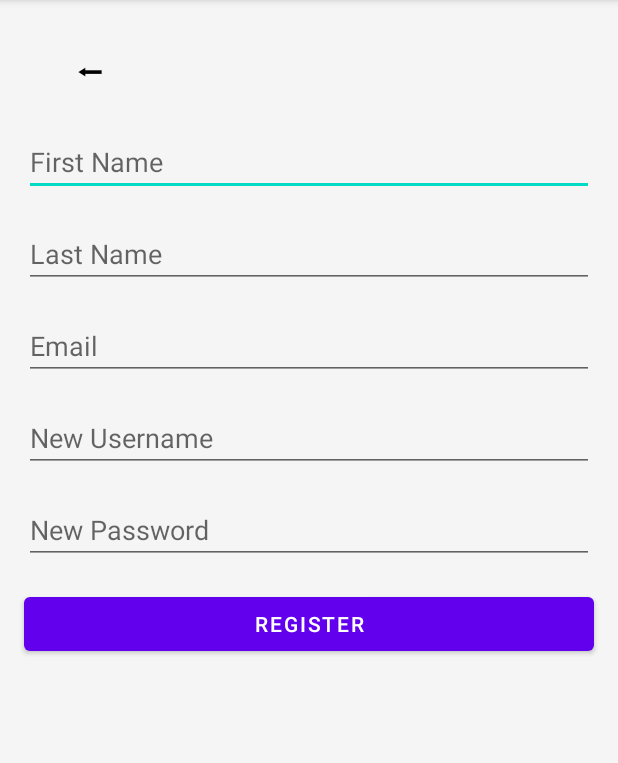
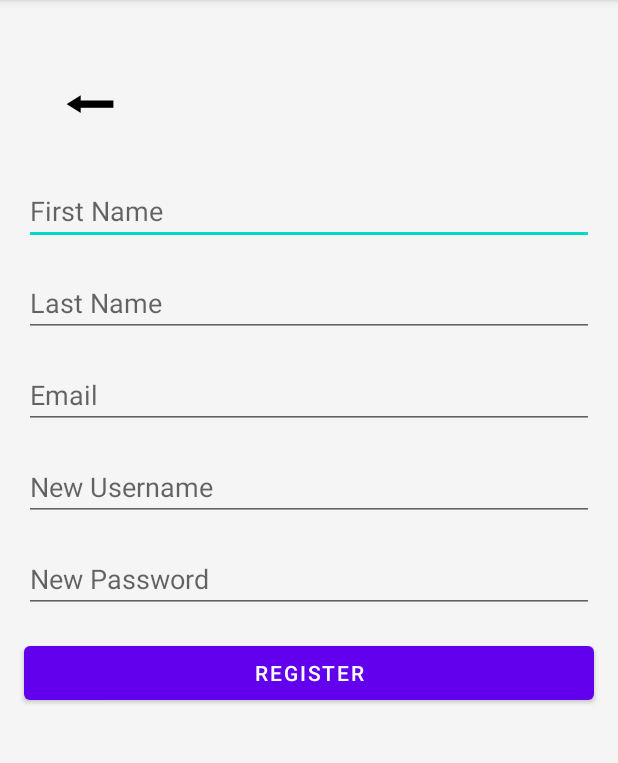
Before and after one commit to Saugat1017/Fitness-Tracker, an Android app: the RegisterActivity screen opened directly, with no data from a screen before it, on a phone screen of 412 x 824 dp, the part 84-847 px from its top. Run offline under Robolectric (Android 15) with nearby library versions, the phone set to English and light mode, and no system bars.

Commit message:
Add goal register

```diff
--- a/app/src/main/AndroidManifest.xml
+++ b/app/src/main/AndroidManifest.xml
@@ -41,6 +41,11 @@
             android:exported="true"
             android:label="@string/app_name"
             android:theme="@style/Theme.MyFitnessTracker.NoActionBar" />
+        <activity
+            android:name=".SetGoalRegistrationActivity"
+            android:exported="true"
+            android:label="@string/app_name"
+            android:theme="@style/Theme.MyFitnessTracker.NoActionBar" />
 
         <!-- Additional metadata -->
         <meta-data
--- a/app/src/main/java/com/cse3310/myfitnesstracker/FitnessDatabaseHelper.java
+++ b/app/src/main/java/com/cse3310/myfitnesstracker/FitnessDatabaseHelper.java
@@ -20,8 +20,9 @@ public class FitnessDatabaseHelper extends SQLiteOpenHelper {
     private static final String TABLE_USER = "user_data";
     private static final String TABLE_WORKOUT = "workout_history";
     private static final String TABLE_GOAL = "goal_data";
+
     // User table columns
-    private static final String COLUMN_USER_ID = "id";
+    private static final String COLUMN_USER_ID = "user_id";
     private static final String COLUMN_USER_NAME = "name";
     private static final String COLUMN_USER_PASSWORD = "password";
     private static final String COLUMN_USER_EMAIL = "email";
@@ -29,12 +30,12 @@ public class FitnessDatabaseHelper extends SQLiteOpenHelper {
     private static final String COLUMN_USER_GOALTOTAL = "gtotal";
 
     // Goal table columns
-    private static final String COLUMN_GOAL_ID = "id";
+    private static final String COLUMN_GOAL_ID = "goal_id";
     private static final String COLUMN_GOAL_USERID = "user_id";
     private static final String COLUMN_GOAL_TITLE = "title";
 
     // Workout table columns
-    private static final String COLUMN_WORKOUT_ID = "id";
+    private static final String COLUMN_WORKOUT_ID = "workout_id";
     private static final String COLUMN_WORKOUT_USERID = "user_id";
     private static final String COLUMN_WORKOUT_ACTIVITY = "activity";
     private static final String COLUMN_WORKOUT_DURATION = "duration";
@@ -135,6 +136,7 @@ public class FitnessDatabaseHelper extends SQLiteOpenHelper {
         ContentValues values = new ContentValues();
         values.put(COLUMN_GOAL_USERID, userID);
         values.put(COLUMN_GOAL_TITLE, title);
+
 
         db.insert(TABLE_GOAL, null, values);
         db.close();
--- a/app/src/main/java/com/cse3310/myfitnesstracker/RegisterActivity.java
+++ b/app/src/main/java/com/cse3310/myfitnesstracker/RegisterActivity.java
@@ -63,7 +63,8 @@ public class RegisterActivity extends AppCompatActivity {
                 // Add user to the database
                 db.addUser(user, pass, email, 0,0);
                 Toast.makeText(RegisterActivity.this, "Registration Successful!", Toast.LENGTH_SHORT).show();
-                startActivity(new Intent(RegisterActivity.this, LoginActivity.class));
+                startActivity(new Intent(RegisterActivity.this, SetGoalRegistrationActivity.class));
+                //startActivity(new Intent(RegisterActivity.this, LoginActivity.class));
                 finish();
             }
         });
--- a/app/src/main/java/com/cse3310/myfitnesstracker/ui/goals/GoalsFragment.java
+++ b/app/src/main/java/com/cse3310/myfitnesstracker/ui/goals/GoalsFragment.java
@@ -71,7 +71,6 @@ public class GoalsFragment extends Fragment {
                 progressPct.setText(new StringBuilder().append(((int) ((float)goalsCompleted / totalGoals * 100))).append("%").toString());
                 pBar.setProgress((int) ((float)goalsCompleted / totalGoals * 100));
             }
-
         }
 
 
@@ -116,10 +115,8 @@ public class GoalsFragment extends Fragment {
 
     @Override
     public void onDestroyView() {
+        db.updateUser(db.getUserID(), goalsCompleted, totalGoals);
         super.onDestroyView();
-
-        db.updateUser(db.getUserID(), goalsCompleted, totalGoals);
-
         binding = null;
     }
 
--- a/app/src/main/res/layout/activity_register.xml
+++ b/app/src/main/res/layout/activity_register.xml
@@ -13,7 +13,7 @@
         android:background="@android:color/transparent"
         android:text="⬅"
         android:textColor="@android:color/black"
-        android:textSize="24sp"
+        android:textSize="48sp"
         app:layout_constraintTop_toTopOf="parent"
         app:layout_constraintStart_toStartOf="parent"
         android:layout_margin="16dp"/>
```
Also changed, not shown: app/src/main/java/com/cse3310/myfitnesstracker/SetGoalRegistrationActivity.java (added, +26 -0 lines), app/src/main/res/layout/activity_registration_add_goal.xml (added, +34 -0 lines).
